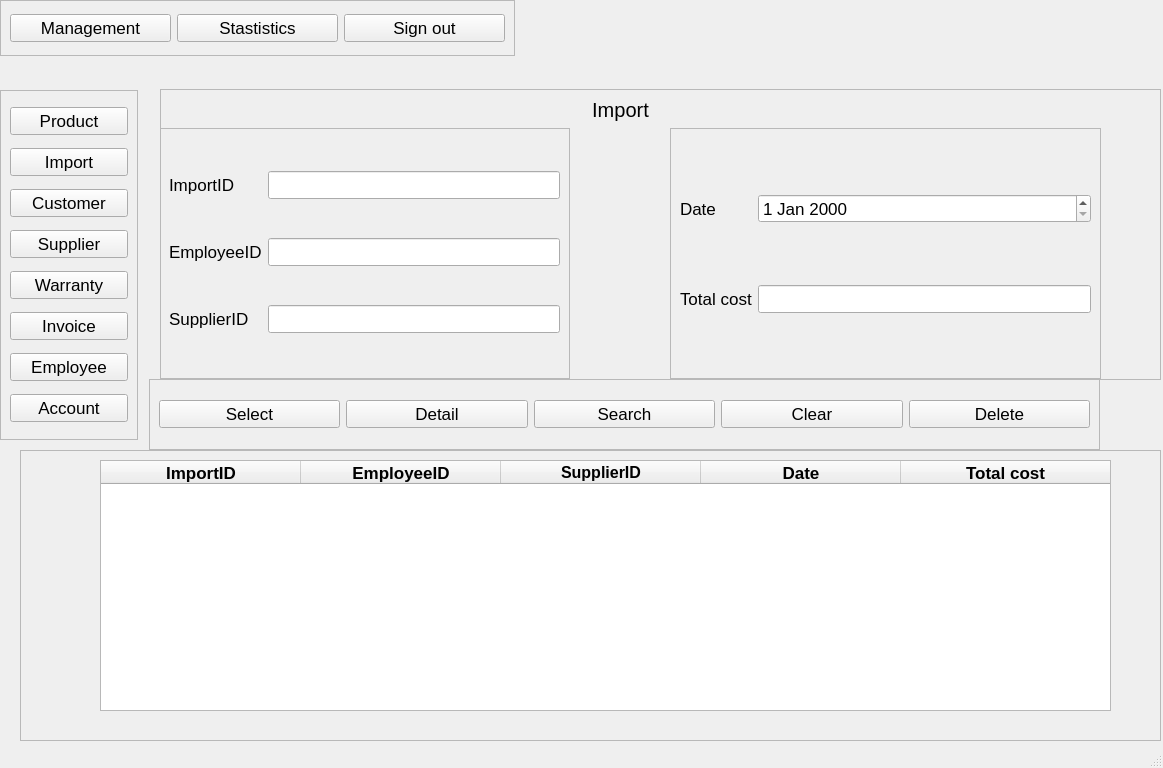
Qt form src/View/VIewUI/ImportAdmin.ui (Hai1205/ComputerStore-Python-) before a commit.
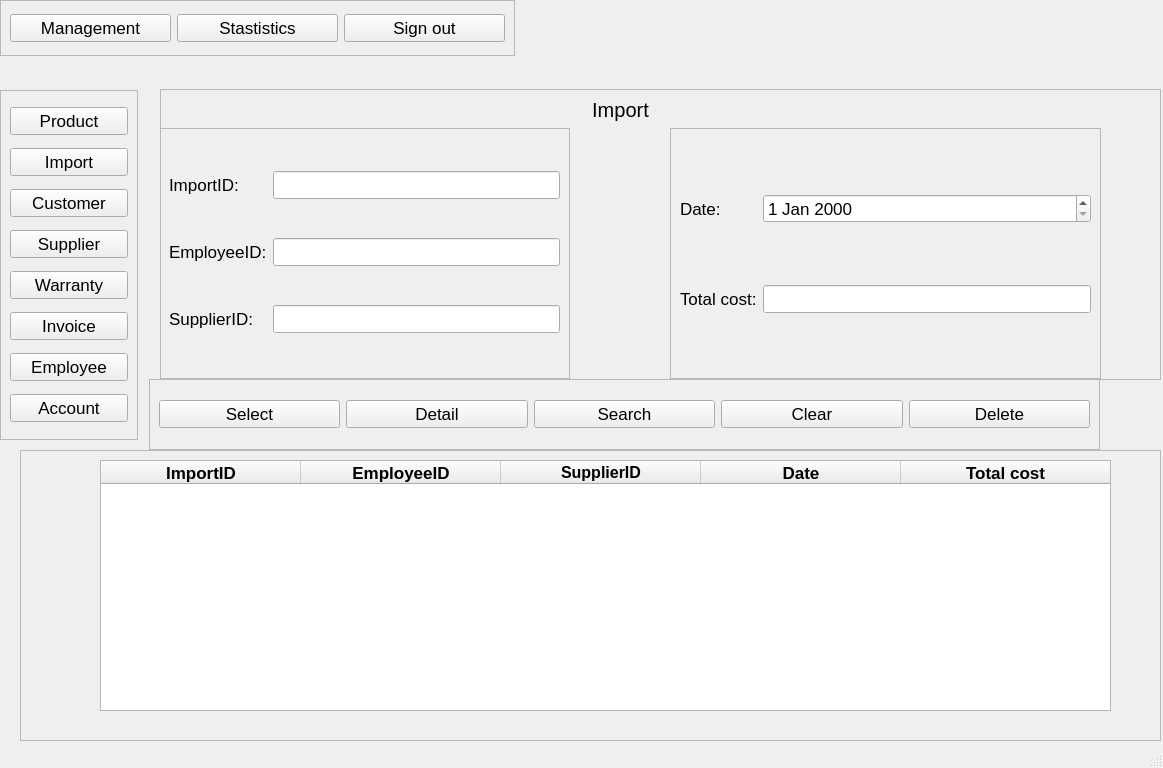
The same form after that commit.

```diff
--- a/src/View/VIewUI/ImportAdmin.ui
+++ b/src/View/VIewUI/ImportAdmin.ui
@@ -195,7 +195,7 @@
       <item row="1" column="0">
        <widget class="QLabel" name="label_3">
         <property name="text">
-         <string>EmployeeID</string>
+         <string>EmployeeID:</string>
         </property>
        </widget>
       </item>
@@ -205,14 +205,14 @@
       <item row="0" column="0">
        <widget class="QLabel" name="label_2">
         <property name="text">
-         <string>ImportID</string>
+         <string>ImportID:</string>
         </property>
        </widget>
       </item>
       <item row="2" column="0">
        <widget class="QLabel" name="label_6">
         <property name="text">
-         <string>SupplierID</string>
+         <string>SupplierID:</string>
         </property>
        </widget>
       </item>
@@ -240,14 +240,14 @@
       <item row="0" column="0">
        <widget class="QLabel" name="label_5">
         <property name="text">
-         <string>Date</string>
+         <string>Date:</string>
         </property>
        </widget>
       </item>
       <item row="1" column="0">
        <widget class="QLabel" name="label_4">
         <property name="text">
-         <string>Total cost</string>
+         <string>Total cost:</string>
         </property>
        </widget>
       </item>
```
